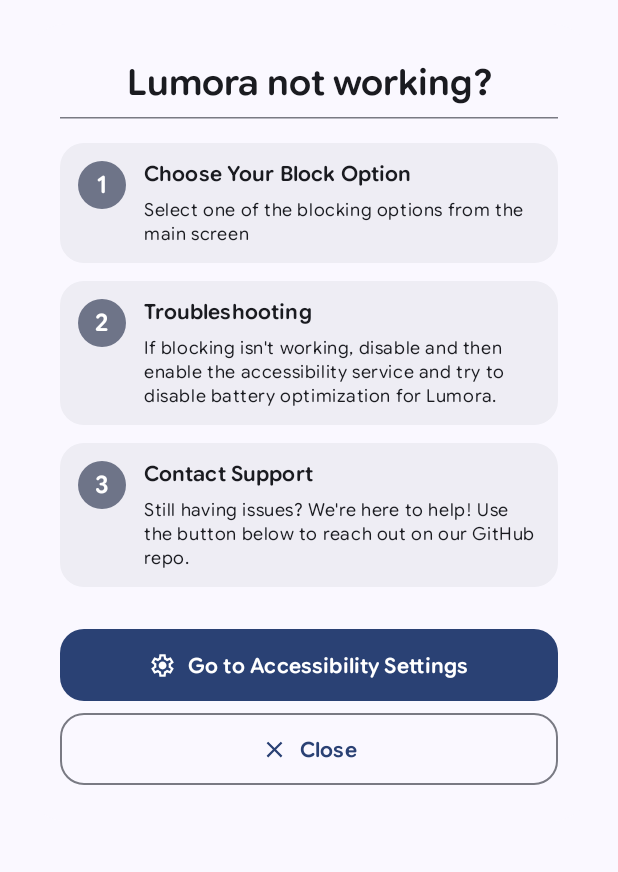
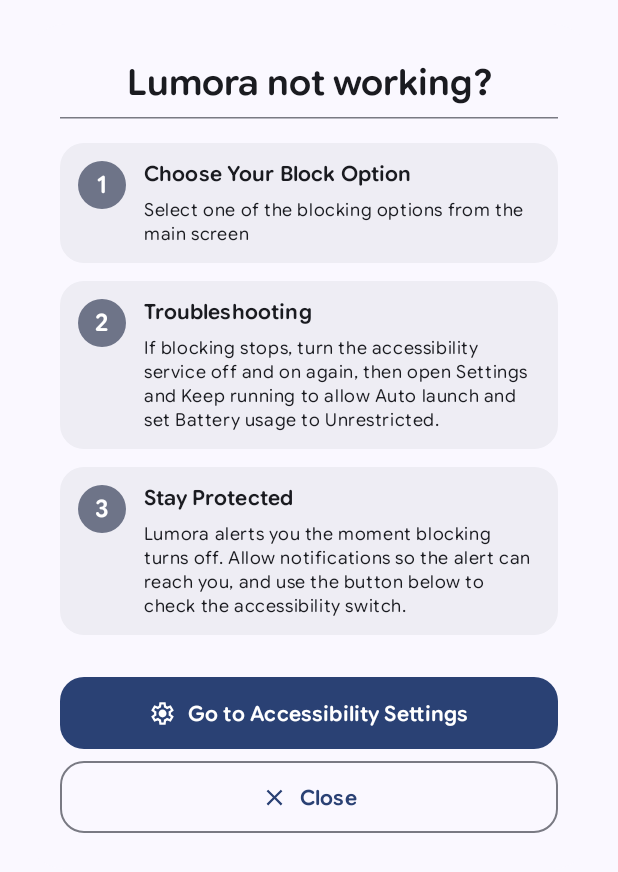
Before and after one commit to Rajchhapariya/lumora, an Android app built with Jetpack Compose: the composable HelpDialogContent shown on its own in the app's theme, on a phone screen of 412 x 824 dp. Shown: the top 872 px of the screen. Run offline under Robolectric (Android 15) with nearby library versions, the phone set to English and light mode, and no system bars; our stand-ins replace Material 3 Expressive styles (plain Material 3 is drawn), Timber; 16 statements that could not run were skipped.

Commit message:
fix: update help text for the offline app
The help dialog still pointed to a GitHub button that was removed. Step two and three now explain the keep-running settings and the blocking-off alert, and the unused GitHub card is deleted.

```diff
--- a/feature/home/src/main/res/values/strings.xml
+++ b/feature/home/src/main/res/values/strings.xml
@@ -91,13 +91,13 @@
 
     <string name="help_step1_title">Choose Your Block Option</string>
 
-    <string name="help_step2_description">If blocking isn\'t working, disable and then enable the accessibility service and try to disable battery optimization for Lumora.</string>
+    <string name="help_step2_description">If blocking stops, turn the accessibility service off and on again, then open Settings and Keep running to allow Auto launch and set Battery usage to Unrestricted.</string>
 
     <string name="help_step2_title">Troubleshooting</string>
 
-    <string name="help_step3_description">Still having issues? We\'re here to help! Use the button below to reach out on our GitHub repo.</string>
+    <string name="help_step3_description">Lumora alerts you the moment blocking turns off. Allow notifications so the alert can reach you, and use the button below to check the accessibility switch.</string>
 
-    <string name="help_step3_title">Contact Support</string>
+    <string name="help_step3_title">Stay Protected</string>
 
     <string name="home_status_support_block_all">All short videos are blocked</string>
 
@@ -214,6 +214,5 @@
     <string name="usage_analytics_day_fri">Fri</string>
     <string name="usage_analytics_day_sat">Sat</string>
     <string name="usage_analytics_day_sun">Sun</string>
-    <string name="visit_github">Visit GitHub Repository</string>
 
 </resources>
```
Also changed, not shown: feature/home/src/main/java/io/github/rajchhapariya/lumora/feature/home/dialogs/HelpDialog.kt (+0 -46 lines).
